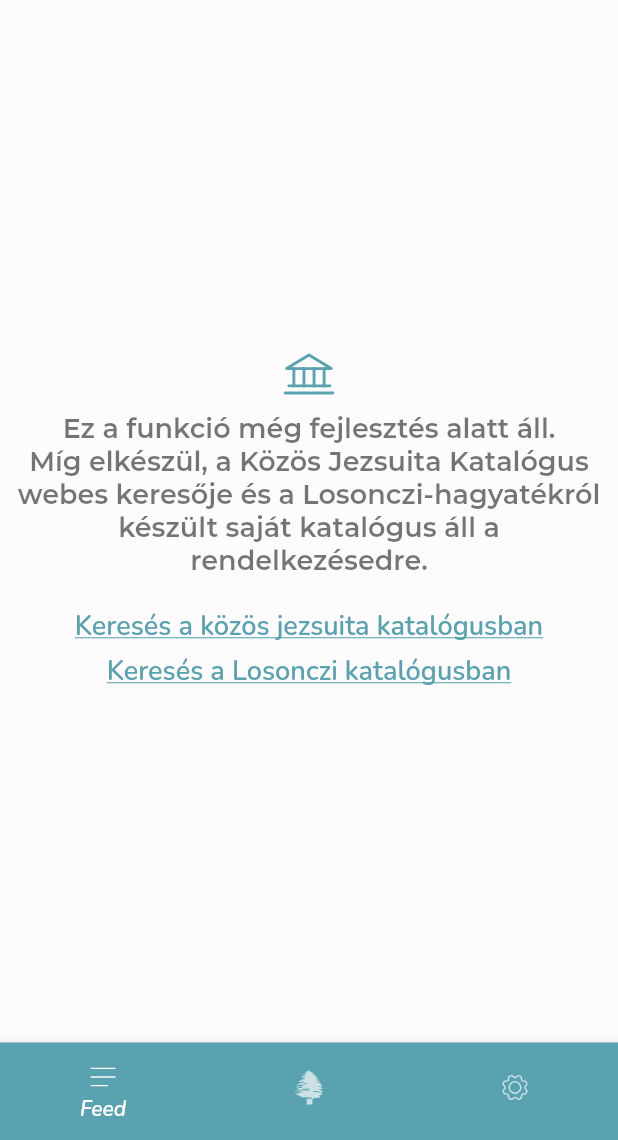
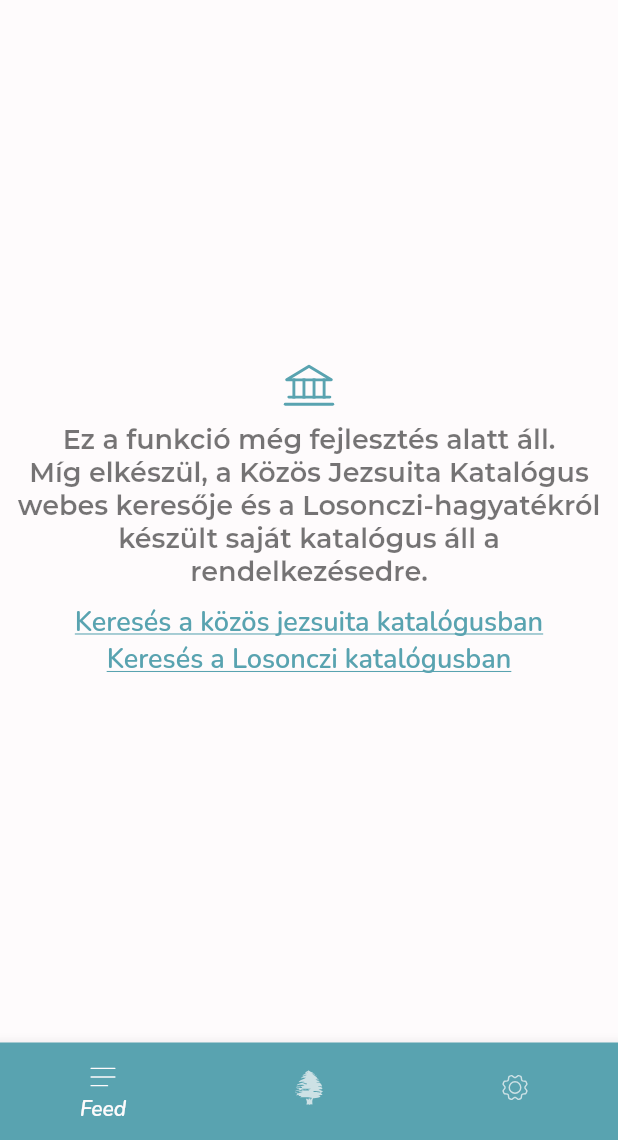
Before and after one commit to gaoypChina/szikapp, a Flutter app: the BookRentalScreen screen opened directly, on a phone screen of 412 x 824 dp, the part 96-1236 px from its top. Run offline on Flutter 3.47's test engine with Material 2 defaults, Android fonts, the phone set to English and light mode, and no system bars; our stand-ins replace connectivity_plus, dropdown_search, easy_localization, firebase_analytics, firebase_auth, firebase_core and 6 more; missing offline and left inert: toggle_list; accounts and stored records are empty; project files that could hold a hidden picture were left out.

Commit message:
Könyvkölcsönzés átalakítása sablonra

```diff
--- a/lib/components/feature_link_page.dart
+++ b/lib/components/feature_link_page.dart
@@ -5,15 +5,15 @@ import '../ui/themes.dart';
 import 'custom_icon.dart';
 
 class FeatureLinkPage extends StatelessWidget {
-  final String url;
-  final String urlText;
+  final List<String> urls;
+  final List<String> urlTexts;
   final String icon;
   final Widget? description;
 
   const FeatureLinkPage({
     Key? key,
-    required this.url,
-    required this.urlText,
+    required this.urls,
+    required this.urlTexts,
     required this.icon,
     this.description,
   }) : super(key: key);
@@ -33,14 +33,16 @@ class FeatureLinkPage extends StatelessWidget {
             color: theme.colorScheme.primary,
           ),
           description ?? Container(),
-          Link(
+          const SizedBox(height: kPaddingNormal),
+          ...urls.map((url) {
+            return Link(
               uri: Uri.parse(url),
               target: LinkTarget.defaultTarget,
               builder: (context, followLink) {
                 return InkWell(
                   onTap: followLink,
                   child: Text(
-                  urlText,
+                    urlTexts[urls.indexOf(url)],
                     style: theme.textTheme.bodyText1!.copyWith(
                       color: theme.colorScheme.primary,
                       decoration: TextDecoration.underline,
@@ -48,7 +50,8 @@ class FeatureLinkPage extends StatelessWidget {
                   ),
                 );
               },
-          ),
+            );
+          }).toList(),
         ],
       ),
     );
--- a/lib/screens/bookrental_screen.dart
+++ b/lib/screens/bookrental_screen.dart
@@ -1,8 +1,8 @@
 import 'package:easy_localization/easy_localization.dart';
 import 'package:flutter/material.dart';
-import 'package:url_launcher/link.dart';
 
 import '../components/components.dart';
+import '../components/feature_link_page.dart';
 import '../ui/themes.dart';
 
 class BookRentalScreen extends StatelessWidget {
@@ -24,65 +24,23 @@ class BookRentalScreen extends StatelessWidget {
     return CustomScaffold(
       appBarTitle: 'BOOKRENTAL_TITLE'.tr(),
       body: Padding(
-        padding: const EdgeInsets.all(kPaddingNormal),
-        child: Center(
-          child: Column(
-            mainAxisSize: MainAxisSize.min,
-            mainAxisAlignment: MainAxisAlignment.center,
-            crossAxisAlignment: CrossAxisAlignment.center,
-            children: [
-              CustomIcon(
-                CustomIcons.library,
-                size: kIconSizeXLarge,
-                color: theme.colorScheme.primary,
-              ),
-              Text(
-                'BOOKRENTAL_HELP_TEXT'.tr(),
-                style: theme.textTheme.headline3,
-                textAlign: TextAlign.center,
-              ),
-              const SizedBox(height: kPaddingLarge),
-              Link(
-                uri: Uri.parse(
-                  'https://katalogus.jezsu.hu/kozoskatalogus/kerestargy2krovid.php',
-                ),
-                target: LinkTarget.defaultTarget,
-                builder: (context, followLink) {
-                  return InkWell(
-                    onTap: followLink,
-                    child: Text(
-                      'BOOKRENTAL_LINK_COMMON_REF'.tr(),
-                      style: theme.textTheme.bodyText1!.copyWith(
-                        color: theme.colorScheme.primary,
-                        decoration: TextDecoration.underline,
-                      ),
-                    ),
-                  );
-                },
-              ),
-              const SizedBox(height: kPaddingSmall),
-              Link(
-                uri: Uri.parse(
-                  'https://docs.google.com/spreadsheets/d/1bbumbRPY0pf-3zQI3I3eH5c4_dYu4QsM2IoJoMPiLmI/edit?usp=sharing',
-                ),
-                target: LinkTarget.defaultTarget,
-                builder: (context, followLink) {
-                  return InkWell(
-                    onTap: followLink,
-                    child: Text(
-                      'BOOKRENTAL_LINK_OWN_REF'.tr(),
-                      style: theme.textTheme.bodyText1!.copyWith(
-                        color: theme.colorScheme.primary,
-                        decoration: TextDecoration.underline,
-                      ),
-                    ),
-                  );
-                },
-              ),
+          padding: const EdgeInsets.all(kPaddingNormal),
+          child: FeatureLinkPage(
+            urls: const [
+              'https://katalogus.jezsu.hu/kozoskatalogus/kerestargy2krovid.php',
+              'https://docs.google.com/spreadsheets/d/1bbumbRPY0pf-3zQI3I3eH5c4_dYu4QsM2IoJoMPiLmI/edit?usp=sharing'
             ],
-          ),
-        ),
-      ),
+            urlTexts: [
+              'BOOKRENTAL_LINK_COMMON_REF'.tr(),
+              'BOOKRENTAL_LINK_OWN_REF'.tr()
+            ],
+            icon: CustomIcons.library,
+            description: Text(
+              'BOOKRENTAL_HELP_TEXT'.tr(),
+              style: theme.textTheme.headline3,
+              textAlign: TextAlign.center,
+            ),
+          )),
     );
   }
 }
--- a/lib/screens/calendar_screen.dart
+++ b/lib/screens/calendar_screen.dart
@@ -29,9 +29,10 @@ class CalendarScreen extends StatelessWidget {
             style: theme.textTheme.headline2,
             textAlign: TextAlign.center,
           ),
-          url:
-              'https://calendar.google.com/calendar/u/1/r?cid=c3plbnRpZ25hYy5odV91c3M2YzJldGMzaDExbmRsZmQyMm5oMXBqZ0Bncm91cC5jYWxlbmRhci5nb29nbGUuY29t',
-          urlText: 'CALENDAR_LINK_TEXT'.tr(),
+          urls: const [
+            'https://calendar.google.com/calendar/u/1/r?cid=c3plbnRpZ25hYy5odV91c3M2YzJldGMzaDExbmRsZmQyMm5oMXBqZ0Bncm91cC5jYWxlbmRhci5nb29nbGUuY29t'
+          ],
+          urlTexts: ['CALENDAR_LINK_TEXT'.tr()],
         ));
   }
 }
--- a/lib/screens/janitor_screen.dart
+++ b/lib/screens/janitor_screen.dart
@@ -25,9 +25,10 @@ class JanitorScreen extends StatelessWidget {
       appBarTitle: 'JANITOR_TITLE'.tr(),
       body: FeatureLinkPage(
         icon: CustomIcons.wrench,
-        url:
-            'https://docs.google.com/spreadsheets/d/1v-g9gMaGB9En4YVNiWaa-cnYq5ehp-HMM_iDwNlrln0/edit',
-        urlText: 'JANITOR_TITLE_SPREADSHEET'.tr(),
+        urls: const [
+          'https://docs.google.com/spreadsheets/d/1v-g9gMaGB9En4YVNiWaa-cnYq5ehp-HMM_iDwNlrln0/edit'
+        ],
+        urlTexts: ['JANITOR_TITLE_SPREADSHEET'.tr()],
         description: Text(
           'JANITOR_DESCRIPTION'.tr(),
           style: theme.textTheme.headline2,
--- a/pubspec.yaml
+++ b/pubspec.yaml
@@ -2,7 +2,7 @@ name: szikapp
 description: Awesome application for doing business in da SZIK.
 
 publish_to: 'none' # Remove this line if you wish to publish to pub.dev
-version: 1.1.4+248
+version: 1.1.4+249
 
 environment:
   sdk: ">=2.17.0 <3.0.0"
```
Lines whose indentation alone changed are shown as unchanged.
